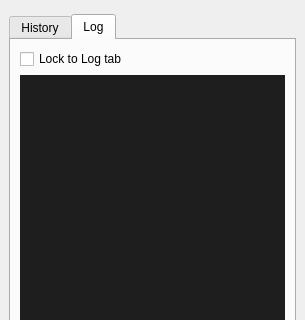
Qt form qtUI/Runner.ui (jupiterbjy/python-macro-practice) before a commit; both pictures show x 0 to 305 and y 0 to 320 of the 305 by 587 pixel window.
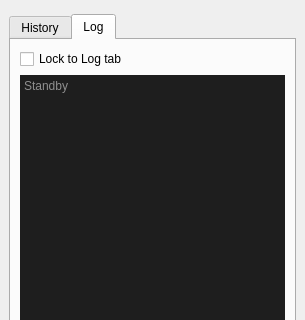
The same form after that commit. The open tabs and pages were chosen to show the change.

```diff
--- a/qtUI/Runner.ui
+++ b/qtUI/Runner.ui
@@ -155,6 +155,9 @@
           <property name="readOnly">
            <bool>true</bool>
           </property>
+          <property name="placeholderText">
+           <string>Standby</string>
+          </property>
          </widget>
         </item>
        </layout>
```
Left out of the diff: 2 changed lines with no effect on the pictures.
